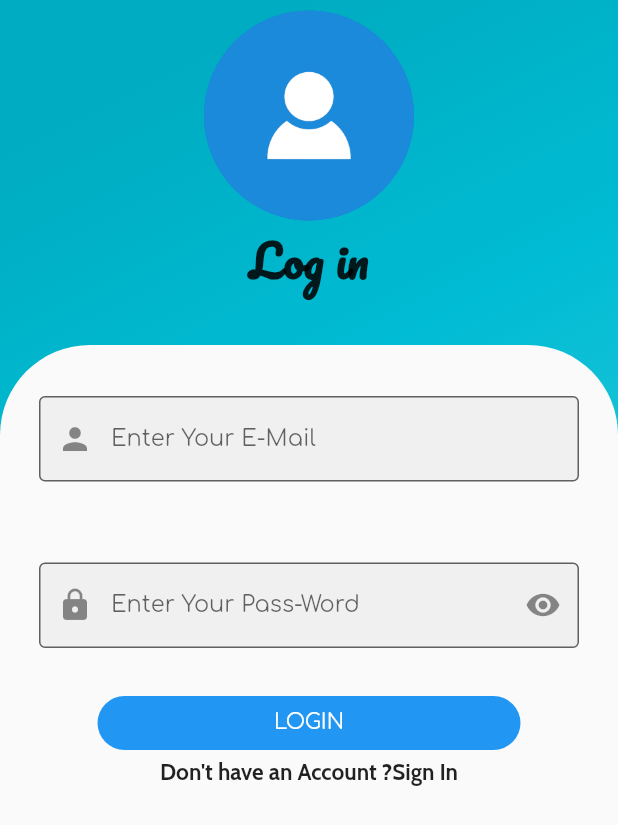
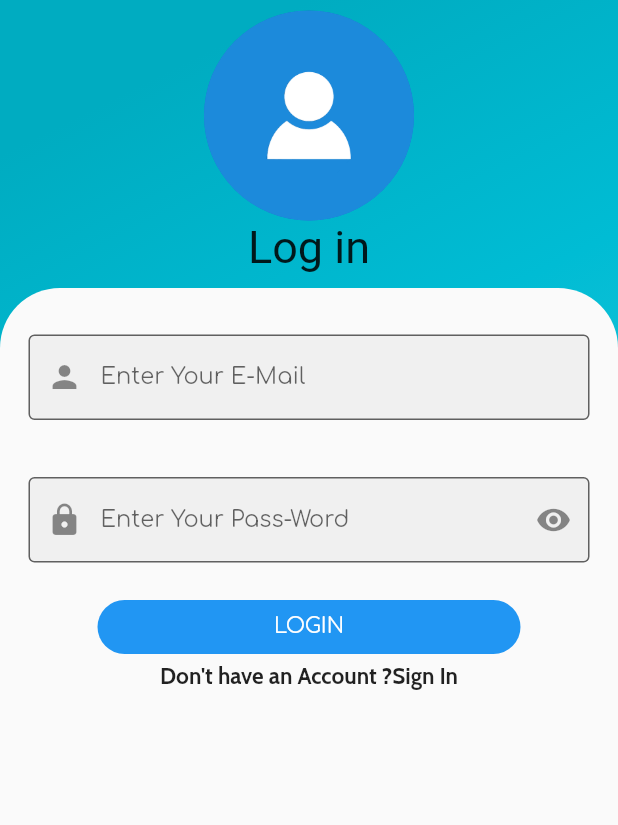
Before and after one commit to Kusum-219/BeautySaloon, a Flutter app: the screen it shows after launch, after a tap on "Log in", on a phone screen of 412 x 824 dp. Shown: the top 825 px of the screen. Run offline on Flutter 3.47's test engine with Material 2 defaults, Android fonts, the light colour scheme and no system bars; our stand-ins replace google_fonts, toast.

Commit message:
Second commit changes done in ist page font size of text

```diff
--- a/lib/main.dart
+++ b/lib/main.dart
@@ -24,17 +24,17 @@ class myApp extends StatelessWidget {
           ),
           child: Column(
             children: [
-              SizedBox(height: 14 ,),
+              SizedBox(height: 10 ,),
               CircleAvatar(
                 backgroundImage: AssetImage("assets/images/black saloon logo.jpg"),
              radius: 100,
               ),
-              SizedBox(height: 8 ,),
+              SizedBox(height: 14 ,),
                Text("We'l l Style\n You'l l Smile!",
                textAlign: TextAlign.center,
                style: GoogleFonts.cabin(
                  color: Colors.grey,
-                 fontSize: 30,
+                 fontSize: 38,
                  fontWeight: FontWeight.bold,
                ),
              ),
--- a/lib/pages/Loginpage.dart
+++ b/lib/pages/Loginpage.dart
@@ -6,12 +6,12 @@ class Login extends StatelessWidget {
   @override
   Widget build(BuildContext context) {
     return Scaffold(
+
       body: Container(
 
         width: double.infinity,
 
         decoration: BoxDecoration(
-
           gradient: LinearGradient(begin: Alignment.topCenter, colors: [
             Colors.cyan[600],
             Colors.cyan[500],
@@ -23,31 +23,33 @@ class Login extends StatelessWidget {
         ),
 
         child: Column(
+          children: <Widget>[
 
-          children: <Widget>[
             SizedBox(height: 7,),
             CircleAvatar(
               backgroundImage: AssetImage("assets/images/login man.png"),
               foregroundColor: Colors.white70,
               radius: 70,
             ),
-            Text("Log in",style: GoogleFonts.pacifico(
+            Text("Log in",style: GoogleFonts.leckerliOne(
               fontSize: 30,
-              fontWeight: FontWeight.bold
+              fontWeight: FontWeight.w400
             ),
             ),
             SizedBox(
-              height: 30,
+              height: 10,
             ),
             Expanded(
               child: Container(
+               // color: Colors.grey,
                 child: Column(
+
                   children: [
                     SizedBox(
-                      height: 8,
+                      height: 12,
                     ),
                     Padding(
-                      padding: const EdgeInsets.all(26.0),
+                      padding: const EdgeInsets.all(19.0),
                       child: TextField(
                         style: GoogleFonts.comfortaa(
                           fontSize: 15,
@@ -60,11 +62,8 @@ class Login extends StatelessWidget {
                         ),
                       ),
                     ),
-                    SizedBox(
-                      height:2,
-                    ),
                     Padding(
-                      padding: const EdgeInsets.all(26.0),
+                      padding: const EdgeInsets.all(19.0),
                       child: TextField(
                         obscureText: true,
                         style: GoogleFonts.comfortaa(
@@ -123,8 +122,8 @@ class Login extends StatelessWidget {
                 decoration: BoxDecoration(
                     color: Colors.grey[50],
                     borderRadius: BorderRadius.only(
-                      topLeft: Radius.circular(60),
-                      topRight: Radius.circular(60),
+                      topLeft: Radius.circular(40),
+                      topRight: Radius.circular(40),
                     )),
               ),
             ),
```
Also changed, not shown: assets/images/24-240629_black-hair-clipart-beauty-parlour-beauty-salon-png.png (added), assets/images/background log in image.jpg (added), assets/images/background-hairdresser log in.jpg (added), 1 other file.
